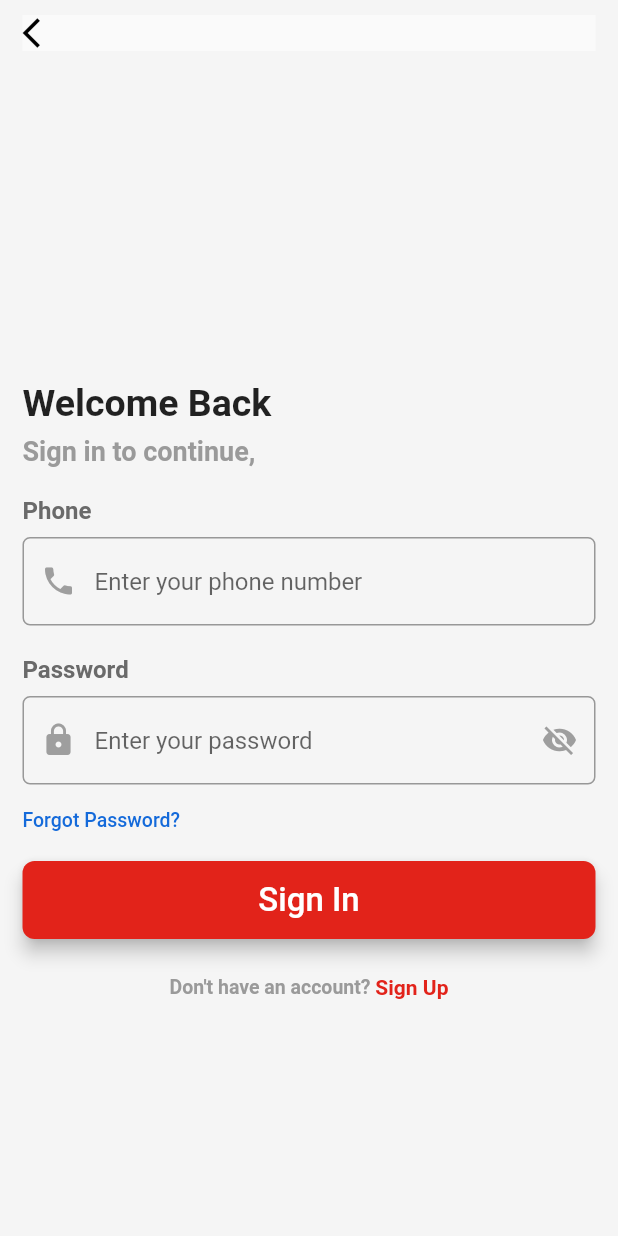
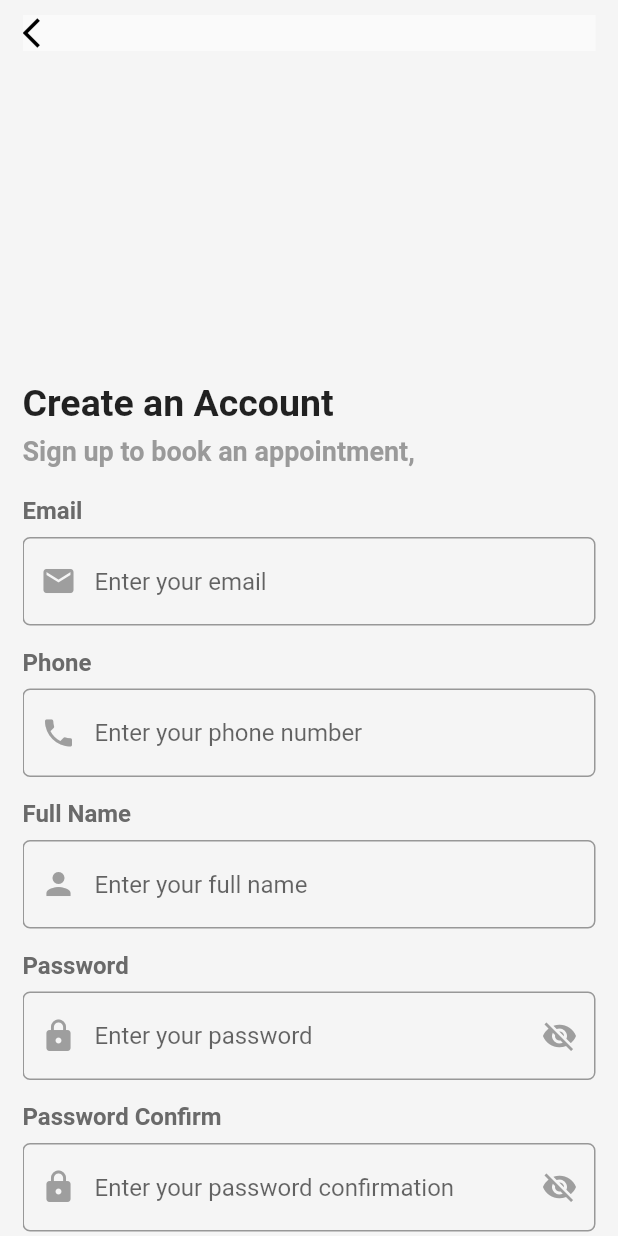
Before and after one commit to Brenda-mwaura/Tabibu-Health-Care-App, a Flutter app: the screen it shows after launch, after a tap on "Don't have an account?", on a phone screen of 412 x 824 dp. Run offline on Flutter 3.47's test engine with Material 2 defaults, Android fonts, the phone set to English and light mode, and no system bars; our stand-ins replace flutter_rating_bar, google_maps_flutter, google_nav_bar.

Commit message:
:truck: sign up ui

```diff
--- a/lib/configs/routes.dart
+++ b/lib/configs/routes.dart
@@ -2,6 +2,7 @@ import 'package:flutter/material.dart';
 import 'package:tabibu/views/appointment/appointment_screen.dart';
 import 'package:tabibu/views/auths/login.dart';
 import 'package:tabibu/views/auths/profile_screen.dart';
+import 'package:tabibu/views/auths/signup.dart';
 import 'package:tabibu/views/clinics/clinics_screen.dart';
 import 'package:tabibu/views/clinics/map_screen.dart';
 import 'package:tabibu/views/home/home_base_screen.dart';
@@ -13,6 +14,7 @@ class RouteGenerator {
   static const String appointmentPage = "/appointment";
   static const String mapPage = "/map";
   static const String loginPage = "/";
+  static const String signUpPage = "/signup";
 
   RouteGenerator._() {}
 
@@ -25,6 +27,10 @@ class RouteGenerator {
       case loginPage:
         return MaterialPageRoute(
           builder: (_) => LoginScreen(),
+        );
+      case signUpPage:
+        return MaterialPageRoute(
+          builder: (_) => SignUpScreen(),
         );
       case clinicPage:
         return MaterialPageRoute(
--- a/lib/views/auths/login.dart
+++ b/lib/views/auths/login.dart
@@ -1,4 +1,5 @@
 import 'package:flutter/material.dart';
+import 'package:tabibu/configs/routes.dart';
 import 'package:tabibu/configs/styles.dart';
 import 'package:tabibu/services/validators.dart';
 import 'package:tabibu/views/auths/auth_base.dart';
@@ -107,7 +108,7 @@ class _LoginScreenState extends State<LoginScreen> {
             const SizedBox(height: 24),
             GestureDetector(
               onTap: () {
-                // Navigator.of(context).pushNamed(RouteGenerator.signUpPage);
+                Navigator.of(context).pushNamed(RouteGenerator.signUpPage);
               },
               child: Row(
                 mainAxisAlignment: MainAxisAlignment.center,
--- /dev/null
+++ b/lib/views/auths/signup.dart
@@ -0,0 +1,205 @@
+import "package:flutter/material.dart";
+import 'package:tabibu/configs/styles.dart';
+import 'package:tabibu/services/validators.dart';
+import 'package:tabibu/views/auths/auth_base.dart';
+import 'package:tabibu/widgets/buttons/auth_button.dart';
+import 'package:tabibu/widgets/inputs/text_field_with_label.dart';
+
+class SignUpScreen extends StatefulWidget {
+  SignUpScreen({Key? key}) : super(key: key);
+
+  @override
+  State<SignUpScreen> createState() => _SignUpScreenState();
+}
+
+class _SignUpScreenState extends State<SignUpScreen> {
+  final GlobalKey<FormState> signupFormKey = GlobalKey<FormState>();
+  TextEditingController emailTextEditingController = TextEditingController();
+  TextEditingController passwordTextEditingController = TextEditingController();
+  TextEditingController confirmPasswordTextEditingController =
+      TextEditingController();
+  TextEditingController fullnameTextEditingController = TextEditingController();
+  TextEditingController phoneNumberTextEditingController =
+      TextEditingController();
+  bool _obsecure = true;
+  bool _obsecureConfirm = true;
+  @override
+  Widget build(BuildContext context) {
+    return AuthBase(
+      title: "Create an Account",
+      subtitle: "Sign up to book an appointment,",
+      body: Form(
+        key: signupFormKey,
+        child: Column(
+          mainAxisAlignment: MainAxisAlignment.start,
+          crossAxisAlignment: CrossAxisAlignment.start,
+          children: [
+            TextFieldWithLabel(
+              title: "Email",
+              controller: emailTextEditingController,
+              hintText: "Enter your email",
+              keyboardType: TextInputType.emailAddress,
+              inputAction: TextInputAction.next,
+              prefix: const Icon(
+                Icons.email,
+                color: Colors.grey,
+              ),
+              validator: (value) => FormValidators().emailValidator(
+                value!,
+              ),
+            ),
+            const SizedBox(
+              height: 15,
+            ),
+            TextFieldWithLabel(
+              title: "Phone",
+              controller: phoneNumberTextEditingController,
+              hintText: "Enter your phone number",
+              keyboardType: TextInputType.text,
+              inputAction: TextInputAction.next,
+              prefix: const Icon(Icons.phone, color: Colors.grey),
+              validator: (value) => FormValidators().phoneNumberValidator(
+                value!,
+              ),
+            ),
+            const SizedBox(
+              height: 15,
+            ),
+            TextFieldWithLabel(
+              title: "Full Name",
+              controller: fullnameTextEditingController,
+              hintText: "Enter your full name",
+              keyboardType: TextInputType.text,
+              inputAction: TextInputAction.next,
+              prefix: const Icon(
+                Icons.person,
+                color: Colors.grey,
+              ),
+              validator: (value) => FormValidators().fullNameValidator(
+                value!,
+              ),
+            ),
+            const SizedBox(
+              height: 15,
+            ),
+            TextFieldWithLabel(
+              title: "Password",
+              obsecure: _obsecure,
+              controller: passwordTextEditingController,
+              hintText: "Enter your password",
+              keyboardType: TextInputType.text,
+              inputAction: TextInputAction.done,
+              prefix: const Icon(
+                Icons.lock,
+                color: Colors.grey,
+              ),
+              onVisibilityChange: () {
+                setState(() {
+                  _obsecure = !_obsecure;
+                });
+              },
+              validator: (value) => FormValidators().passwordValidator(
+                value!,
+              ),
+            ),
+            const SizedBox(
+              height: 15,
+            ),
+            TextFieldWithLabel(
+              title: "Password Confirm",
+              controller: confirmPasswordTextEditingController,
+              obsecure: _obsecureConfirm,
+              hintText: "Enter your password confirmation",
+              keyboardType: TextInputType.text,
+              inputAction: TextInputAction.done,
+              prefix: const Icon(
+                Icons.lock,
+                color: Colors.grey,
+              ),
+              onVisibilityChange: () {
+                setState(() {
+                  _obsecureConfirm = !_obsecureConfirm;
+                });
+              },
+              validator: (value) => FormValidators().passwordConfirmValidator(
+                  value!, passwordTextEditingController.text),
+            ),
+            const SizedBox(
+              height: 16,
+            ),
+            Column(
+              children: [
+                Row(
+                  children: [
+                    const Flexible(
+                      child: Text(
+                        "By sign up, you accept to our ",
+                        style: TextStyle(
+                          fontSize: 14,
+                          color: Colors.black,
+                          fontWeight: FontWeight.w500,
+                        ),
+                      ),
+                    ),
+                    Flexible(
+                      // flex: text2.length,
+                      child: InkWell(
+                        onTap: () {},
+                        child: const Text(
+                          "Terms & Conditions",
+                          style: TextStyle(
+                            fontSize: 14,
+                            color: Styles.primaryColor,
+                            fontWeight: FontWeight.w500,
+                          ),
+                        ),
+                      ),
+                    ),
+                  ],
+                ),
+                Row(
+                  children: [
+                    const Text(
+                      "and ",
+                      style: TextStyle(
+                        fontSize: 14,
+                        color: Colors.black,
+                        fontWeight: FontWeight.w500,
+                      ),
+                    ),
+                    InkWell(
+                      onTap: () {},
+                      child: const Text(
+                        "Privacy Policy",
+                        style: TextStyle(
+                          fontSize: 14,
+                          color: Styles.primaryColor,
+                          fontWeight: FontWeight.w500,
+                        ),
+                      ),
+                    ),
+                  ],
+                )
+              ],
+            ),
+            const SizedBox(
+              height: 20,
+            ),
+            AuthButton(
+              onPressed: () {},
+              child: const Text(
+                "Sign Up",
+                style: TextStyle(
+                  color: Colors.white,
+                  fontSize: 22,
+                  fontWeight: FontWeight.w500,
+                ),
+              ),
+            ),
+            const SizedBox(height: 24),
+          ],
+        ),
+      ),
+    );
+  }
+}
```
